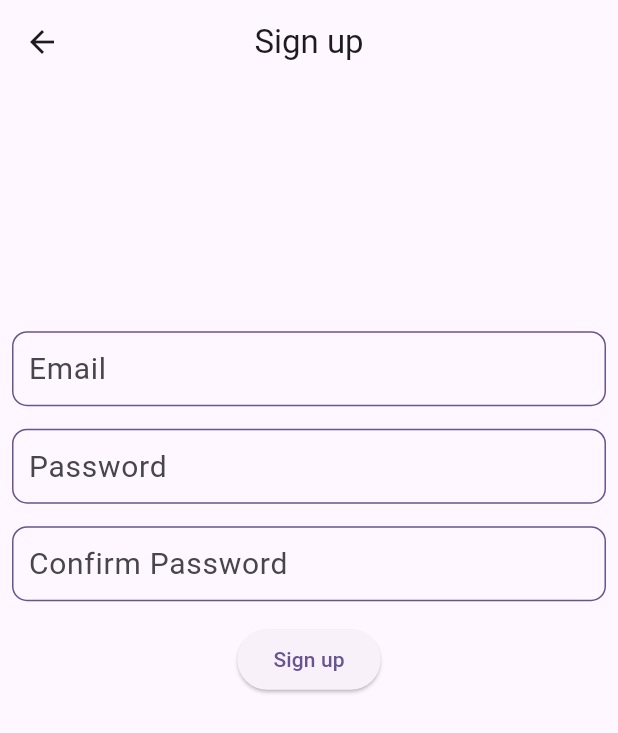
After one commit to Ketan-Goyal/notes_app, a Flutter app: the screen it shows after launch, after a tap on an icon or button, on a phone screen of 412 x 824 dp. The commit adds this screen. Shown: the top 733 px of the screen. Run offline on Flutter 3.47's test engine with Material 2 defaults, Android fonts, the phone set to English and light mode, and no system bars; our stand-ins replace cloud_firestore, firebase_auth, firebase_core; accounts and stored records are empty; statements that could not run were skipped.

Commit message:
app v1.0.0

```diff
--- /dev/null
+++ b/lib/Screens/login.dart
@@ -0,0 +1,141 @@
+import 'package:cloud_firestore/cloud_firestore.dart';
+import 'package:firebase_auth/firebase_auth.dart';
+import 'package:flutter/cupertino.dart';
+import 'package:flutter/material.dart';
+import 'package:notes_app/Screens/homeScreen.dart';
+import 'package:notes_app/Screens/signupPage.dart';
+import 'package:notes_app/models/userModel.dart';
+import 'package:notes_app/pages/home.dart';
+
+class LoginScreen extends StatefulWidget {
+  const LoginScreen({super.key});
+
+  @override
+  State<LoginScreen> createState() => _LoginScreenState();
+}
+
+class _LoginScreenState extends State<LoginScreen> {
+  TextEditingController emailTEC = TextEditingController();
+  TextEditingController passwordTEC = TextEditingController();
+
+  void valueCheck() {
+    String email = emailTEC.text.trim();
+    String password = passwordTEC.text.trim();
+    if (email == "" || password == "") {
+      print("enter the details");
+    } else {
+      signIn(email, password);
+    }
+  }
+
+  void signIn(String email, String password) async {
+    UserCredential? userCredential;
+
+    try {
+      userCredential = await FirebaseAuth.instance
+          .signInWithEmailAndPassword(email: email, password: password);
+    } on FirebaseAuthException catch (e) {
+      print(e.code);
+    }
+    if (userCredential!.user != null) {
+      String uid = userCredential.user!.uid;
+      DocumentSnapshot snap =
+          await FirebaseFirestore.instance.collection("users").doc(uid).get();
+      LocalUser currUser =
+          LocalUser.fromMap(snap.data() as Map<String, dynamic>);
+
+      Navigator.popUntil(context, (route) => route.isFirst);
+      Navigator.pushReplacement(
+        context,
+        MaterialPageRoute(
+          builder: (context) => HomePage(),
+        ),
+      );
+    }
+  }
+
+  @override
+  Widget build(BuildContext context) {
+    double maxHeight = MediaQuery.of(context).size.height;
+    return Scaffold(
+      appBar: AppBar(
+        title: const Text("Login"),
+        centerTitle: true,
+      ),
+      // resizeToAvoidBottomInset: false,
+      body: Padding(
+        padding: const EdgeInsets.symmetric(horizontal: 8.0),
+        child: SingleChildScrollView(
+          // physics: const ClampingScrollPhysics(),
+          child: Column(
+            mainAxisAlignment: MainAxisAlignment.center,
+            children: [
+              SizedBox(
+                height: maxHeight / 5,
+              ),
+              // Expanded(child: Container()),
+              Container(
+                padding: EdgeInsets.symmetric(horizontal: 10),
+                decoration: BoxDecoration(
+                  border: Border.all(
+                    color: Theme.of(context).primaryColor,
+                  ),
+                  borderRadius: BorderRadius.circular(10),
+                ),
+                child: TextField(
+                  controller: emailTEC,
+                  decoration: const InputDecoration(
+                    hintText: "Email",
+                    hintStyle: TextStyle(
+                      fontSize: 20,
+                    ),
+                    border: InputBorder.none,
+                  ),
+                ),
+              ),
+              const SizedBox(
+                height: 15,
+              ),
+              Container(
+                padding: const EdgeInsets.symmetric(horizontal: 10),
+                decoration: BoxDecoration(
+                  border: Border.all(
+                    color: Theme.of(context).primaryColor,
+                  ),
+                  borderRadius: BorderRadius.circular(10),
+                ),
+                child: TextField(
+                  obscureText: true,
+                  controller: passwordTEC,
+                  decoration: const InputDecoration(
+                    hintText: "Password",
+                    hintStyle: TextStyle(fontSize: 20),
+                    border: InputBorder.none,
+                  ),
+                ),
+              ),
+              const SizedBox(
+                height: 15,
+              ),
+              ElevatedButton(
+                onPressed: () {
+                  valueCheck();
+                },
+                child: const Text("Login"),
+              ),
+              // Expanded(child: Container()),
+              TextButton(
+                onPressed: () {
+                  Navigator.push(context,
+                      CupertinoPageRoute(builder: (context) => SignUpPage()));
+                },
+                child: Text("Don't Have An Account? "
+                    "Create "),
+              )
+            ],
+          ),
+        ),
+      ),
+    );
+  }
+}
--- /dev/null
+++ b/lib/Screens/signupPage.dart
@@ -0,0 +1,153 @@
+import 'package:cloud_firestore/cloud_firestore.dart';
+import 'package:firebase_auth/firebase_auth.dart';
+import 'package:flutter/material.dart';
+import 'package:notes_app/models/userModel.dart';
+import 'package:notes_app/pages/home.dart';
+
+class SignUpPage extends StatefulWidget {
+  const SignUpPage({super.key});
+
+  @override
+  State<SignUpPage> createState() => _SignUpPageState();
+}
+
+class _SignUpPageState extends State<SignUpPage> {
+  TextEditingController emailTEC = TextEditingController();
+  TextEditingController passwordTEC = TextEditingController();
+  TextEditingController cPasswordTEC = TextEditingController();
+
+  void checkValues() {
+    String email = emailTEC.text.trim();
+    String password = passwordTEC.text.trim();
+    String cPassword = cPasswordTEC.text.trim();
+
+    if (email == "" || password == "" || cPassword == "") {
+      print("please enter all the details");
+    } else if (cPassword != password) {
+      print("passwords doesn't match");
+    } else {
+      signUp(email, password);
+    }
+  }
+
+  void signUp(String email, String password) async {
+    UserCredential? userCredential;
+    try {
+      userCredential = await FirebaseAuth.instance
+          .createUserWithEmailAndPassword(email: email, password: password);
+    } on FirebaseAuthException catch (ex) {
+      print(ex.code);
+    }
+    if (userCredential != null) {
+      String uid = userCredential.user!.uid;
+      LocalUser newUser = LocalUser(
+        email: email,
+        userid: uid,
+        name: "",
+      );
+      await FirebaseFirestore.instance
+          .collection("users")
+          .doc(uid)
+          .set(newUser.toMap());
+      print("account created");
+      Navigator.popUntil(context, (route) => route.isFirst);
+      Navigator.pushReplacement(
+          context, MaterialPageRoute(builder: (context) => HomePage()));
+    }
+  }
+
+  @override
+  Widget build(BuildContext context) {
+    double maxHeight = MediaQuery.of(context).size.height;
+    return Scaffold(
+      appBar: AppBar(
+        title: const Text("Sign up"),
+        centerTitle: true,
+      ),
+      body: Padding(
+        padding: const EdgeInsets.symmetric(horizontal: 8.0),
+        child: SingleChildScrollView(
+          child: Column(
+            mainAxisAlignment: MainAxisAlignment.spaceEvenly,
+            children: [
+              SizedBox(
+                height: maxHeight / 5,
+              ),
+              Container(
+                padding: EdgeInsets.symmetric(horizontal: 10),
+                decoration: BoxDecoration(
+                  border: Border.all(
+                    color: Theme.of(context).primaryColor,
+                  ),
+                  borderRadius: BorderRadius.circular(10),
+                ),
+                child: TextField(
+                  controller: emailTEC,
+                  decoration: const InputDecoration(
+                    hintText: "Email",
+                    hintStyle: TextStyle(
+                      fontSize: 20,
+                    ),
+                    border: InputBorder.none,
+                  ),
+                ),
+              ),
+              const SizedBox(
+                height: 15,
+              ),
+              Container(
+                padding: const EdgeInsets.symmetric(horizontal: 10),
+                decoration: BoxDecoration(
+                  border: Border.all(
+                    color: Theme.of(context).primaryColor,
+                  ),
+                  borderRadius: BorderRadius.circular(10),
+                ),
+                child: TextField(
+                  obscureText: true,
+                  controller: passwordTEC,
+                  decoration: const InputDecoration(
+                    hintText: "Password",
+                    hintStyle: TextStyle(fontSize: 20),
+                    border: InputBorder.none,
+                  ),
+                ),
+              ),
+              const SizedBox(
+                height: 15,
+              ),
+              Container(
+                padding: const EdgeInsets.symmetric(horizontal: 10),
+                decoration: BoxDecoration(
+                  border: Border.all(
+                    color: Theme.of(context).primaryColor,
+                  ),
+                  borderRadius: BorderRadius.circular(10),
+                ),
+                child: TextField(
+                  controller: cPasswordTEC,
+                  obscureText: true,
+                  decoration: const InputDecoration(
+                    hintText: "Confirm Password",
+                    hintStyle: TextStyle(fontSize: 20),
+                    border: InputBorder.none,
+                  ),
+                ),
+              ),
+              const SizedBox(
+                height: 15,
+              ),
+              ElevatedButton(
+                onPressed: () {
+                  checkValues();
+                },
+                child: const Text("Sign up"),
+              )
+            ],
+          ),
+        ),
+      ),
+    );
+    ;
+  }
+}
--- a/lib/main.dart
+++ b/lib/main.dart
@@ -1,24 +1,45 @@
+import 'package:firebase_auth/firebase_auth.dart';
+import 'package:firebase_core/firebase_core.dart';
 import 'package:flutter/material.dart';
+import 'package:notes_app/firebase_options.dart';
+import 'package:notes_app/Screens/login.dart';
+import 'package:notes_app/models/firebaseHelper.dart';
+import 'package:notes_app/models/userModel.dart';
 import 'package:notes_app/pages/home.dart';
 import 'package:notes_app/providers/Listprovider.dart';
+import 'package:notes_app/providers/UserProvider.dart';
 import 'package:provider/provider.dart';
 
-void main() {
-  runApp(const MyApp());
+void main() async {
+  LocalUser? currUser;
+  User? user;
+
+  WidgetsFlutterBinding.ensureInitialized();
+  await Firebase.initializeApp(options: DefaultFirebaseOptions.currentPlatform);
+  user = FirebaseAuth.instance.currentUser;
+  if (user != null) {
+    print("found a user");
+  } else {
+    print("no user found");
+  }
+  runApp(MyApp(user: user));
 }
 
-class MyApp extends StatefulWidget {
-  const MyApp({super.key});
+class MyAppLoggedIn extends StatefulWidget {
+  const MyAppLoggedIn({super.key});
 
   @override
-  State<MyApp> createState() => _MyAppState();
+  State<MyAppLoggedIn> createState() => _MyAppLoggedInState();
 }
 
-class _MyAppState extends State<MyApp> {
+class _MyAppLoggedInState extends State<MyAppLoggedIn> {
   @override
   Widget build(BuildContext context) {
     return MultiProvider(
-      providers: [ChangeNotifierProvider(create: (context) => ListProvider())],
+      providers: [
+        ChangeNotifierProvider(create: (context) => ListProvider()),
+        ChangeNotifierProvider(create: (context) => UserProvider()),
+      ],
       child: MaterialApp(
         debugShowCheckedModeBanner: false,
         theme: ThemeData(
@@ -29,7 +50,50 @@ class _MyAppState extends State<MyApp> {
               .copyWith(secondary: Colors.deepPurpleAccent),
           useMaterial3: true,
         ),
-        home: const HomeScreen(),
+        // home: const HomeScreen(),
+        // home: LoginScreen()
+        home: HomePage(),
+      ),
+    );
+    ;
+  }
+}
+
+class MyApp extends StatefulWidget {
+  final User? user;
+  const MyApp({super.key, required this.user});
+
+  @override
+  State<MyApp> createState() => _MyAppState();
+}
+
+class _MyAppState extends State<MyApp> {
+  @override
+  void initState() {
+    super.initState();
+  }
+
+  @override
+  Widget build(BuildContext context) {
+    return MultiProvider(
+      providers: [
+        ChangeNotifierProvider(create: (context) => ListProvider()),
+        ChangeNotifierProvider(create: (context) => UserProvider()),
+      ],
+      child: MaterialApp(
+        debugShowCheckedModeBanner: false,
+        theme: ThemeData(
+          colorScheme: ColorScheme.fromSeed(
+            seedColor: Colors.deepPurple,
+          ),
+          useMaterial3: true,
+        ),
+        // home: const HomeScreen(),
+        home: (widget.user == null) ? LoginScreen() : HomePage(),
+        // HomePage(
+        //     user: user!,
+        //     currUser: currUser!,
+        //   ),
       ),
     );
   }
--- /dev/null
+++ b/lib/models/userModel.dart
@@ -0,0 +1,25 @@
+class LocalUser {
+  final String userid;
+  final String email;
+  final String name;
+
+  LocalUser({
+    required this.email,
+    required this.userid,
+    required this.name,
+  });
+  factory LocalUser.fromMap(Map<String, dynamic> map) {
+    return LocalUser(
+      email: map["email"],
+      userid: map["userid"],
+      name: map["name"],
+    );
+  }
+  Map<String, dynamic> toMap() {
+    return {
+      "userid": userid,
+      "name": name,
+      "email": email,
+    };
+  }
+}
--- a/lib/providers/Listprovider.dart
+++ b/lib/providers/Listprovider.dart
@@ -1,4 +1,7 @@
+import 'package:firebase_auth/firebase_auth.dart';
 import 'package:flutter/material.dart';
+import 'package:notes_app/providers/UserProvider.dart';
+import 'package:provider/provider.dart';
 import '../models/note.dart';
 import '../services/api_service.dart';
 
@@ -46,7 +49,8 @@ class ListProvider with ChangeNotifier {
   }
 
   void fetchNotes() async {
-    notes = await ApiService.fetchNotes("Ketan Goyal");
+    User? user = FirebaseAuth.instance.currentUser;
+    notes = await ApiService.fetchNotes(user!.uid);
     isLoading = false;
     sortNotes();
     notifyListeners();
--- /dev/null
+++ b/lib/providers/UserProvider.dart
@@ -0,0 +1,24 @@
+import 'package:cloud_firestore/cloud_firestore.dart';
+import 'package:firebase_auth/firebase_auth.dart';
+import 'package:flutter/material.dart';
+import 'package:notes_app/models/firebaseHelper.dart';
+import '../models/userModel.dart';
+
+class UserProvider with ChangeNotifier {
+  User? user;
+  LocalUser? localUser;
+
+  UserProvider() {
+    fetchLocalUser();
+  }
+  String fetchUserId() {
+    return user!.uid;
+  }
+
+  void fetchLocalUser() async {
+    user = FirebaseAuth.instance.currentUser;
+    if (user != null) {
+      localUser = await FirebaseHelper.getUserModelById(user!.uid);
+    }
+  }
+}
--- a/pubspec.yaml
+++ b/pubspec.yaml
@@ -34,6 +34,10 @@ dependencies:
   cupertino_icons: ^1.0.2
   uuid: ^3.0.7
   http: ^1.0.0
+  firebase_auth: ^4.6.3
+  firebase_core: ^2.14.0
+  cloud_firestore: ^4.8.1
+  flutter_staggered_grid_view: ^0.6.2
 
 
 dev_dependencies:
```
Also changed, not shown: lib/Screens/homeScreen.dart (added, +15 -0 lines), lib/models/firebaseHelper.dart (added, +15 -0 lines), lib/pages/home.dart (+40 -6 lines), lib/pages/note_page.dart (+12 -3 lines), lib/pages/profile.dart (added, +86 -0 lines), lib/firebase_options.dart (added), pubspec.lock, 7 other files.
